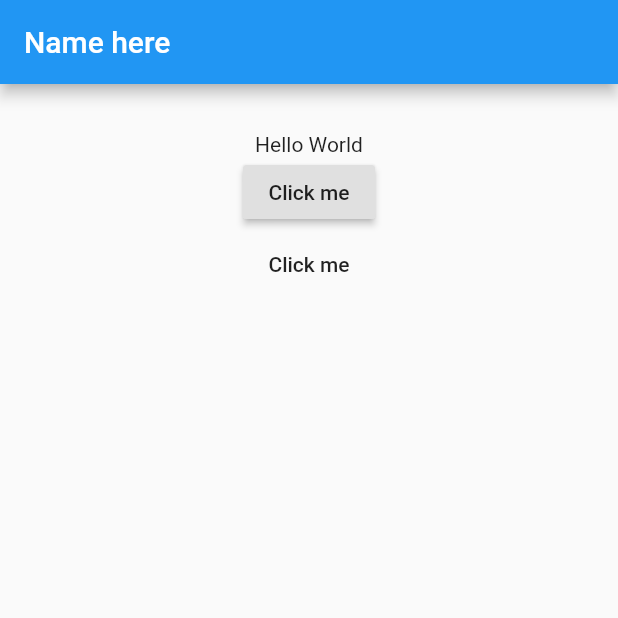
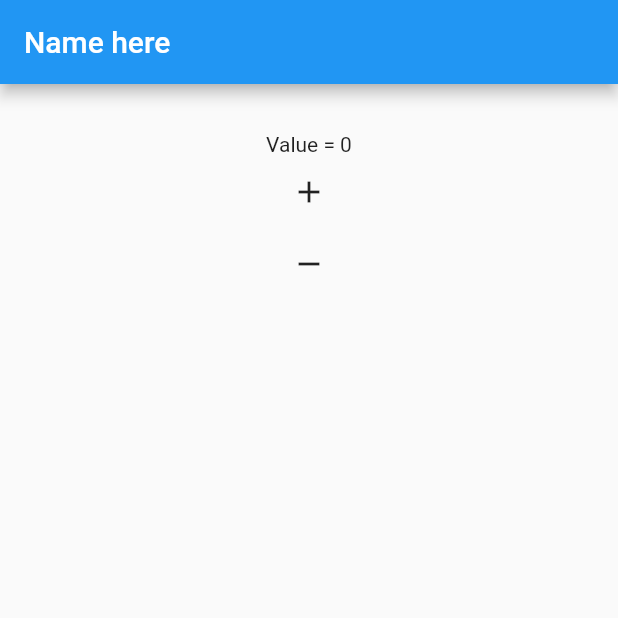
Before and after one commit to andrelashley/flutter-spike-projects, a Flutter app: the screen it shows after launch, on a phone screen of 412 x 824 dp, the top half of it. Run offline on Flutter 3.47's test engine with Material 2 defaults, Android fonts, the phone set to English and light mode, and no system bars.

Commit message:
Add an icon button

```diff
--- a/button1/lib/main.dart
+++ b/button1/lib/main.dart
@@ -12,11 +12,17 @@ class MyApp extends StatefulWidget {
 }
 
 class _State extends State<MyApp> {
-  String _value = 'Hello World';
+  int _value = 0;
 
-  void _onPressed() {
+  void _add() {
     setState(() {
-      _value = DateTime.now().toString();
+      _value++;
+    });
+  }
+
+  void _subtract() {
+    setState(() {
+      _value--;
     });
   }
 
@@ -31,9 +37,9 @@ class _State extends State<MyApp> {
         child: new Center(
           child: new Column(
             children: <Widget>[
-              new Text(_value),
-              new RaisedButton(onPressed: _onPressed, child: new Text('Click me'),),
-              new FlatButton(onPressed: _onPressed, child: new Text('Click me'),)
+              new Text('Value = ${_value}'),
+              new IconButton(icon: new Icon(Icons.add), onPressed: _add,),
+              new IconButton(icon: new Icon(Icons.remove), onPressed: _subtract,),
             ],
           ),
         ),
```
